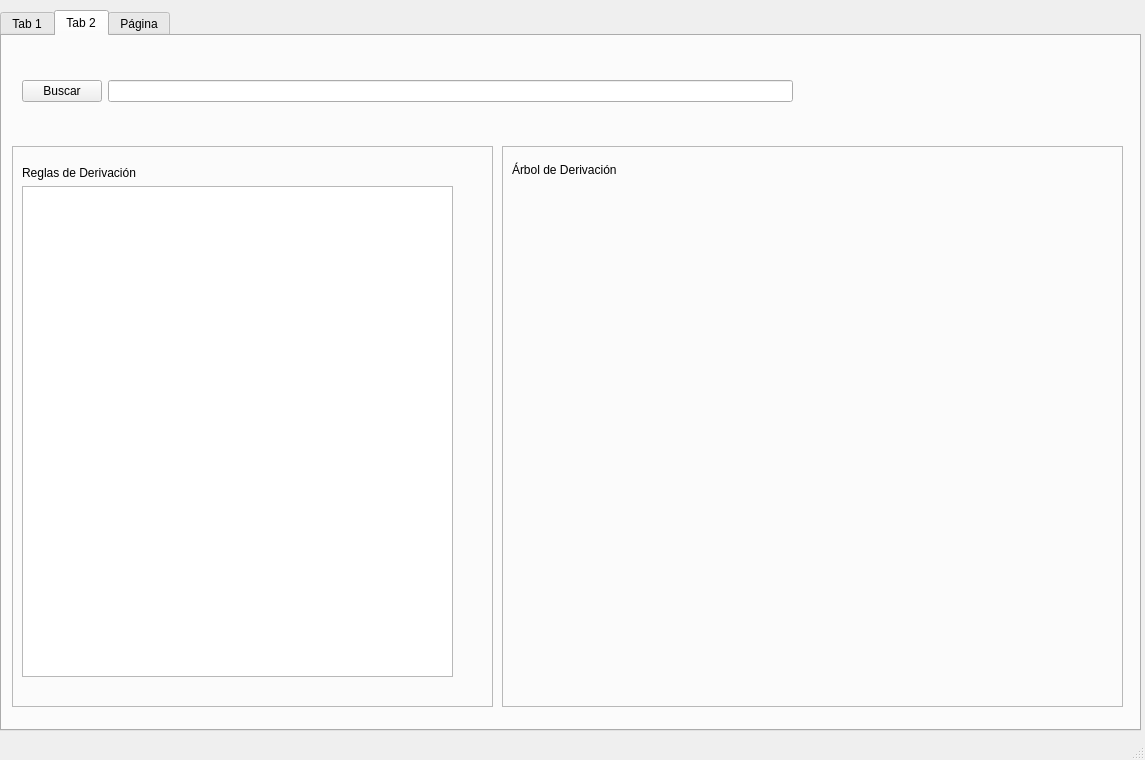
Above: views/compiler.ui from DanielSajvin/primera_fase_compilador before the change. Below: the same form after it.
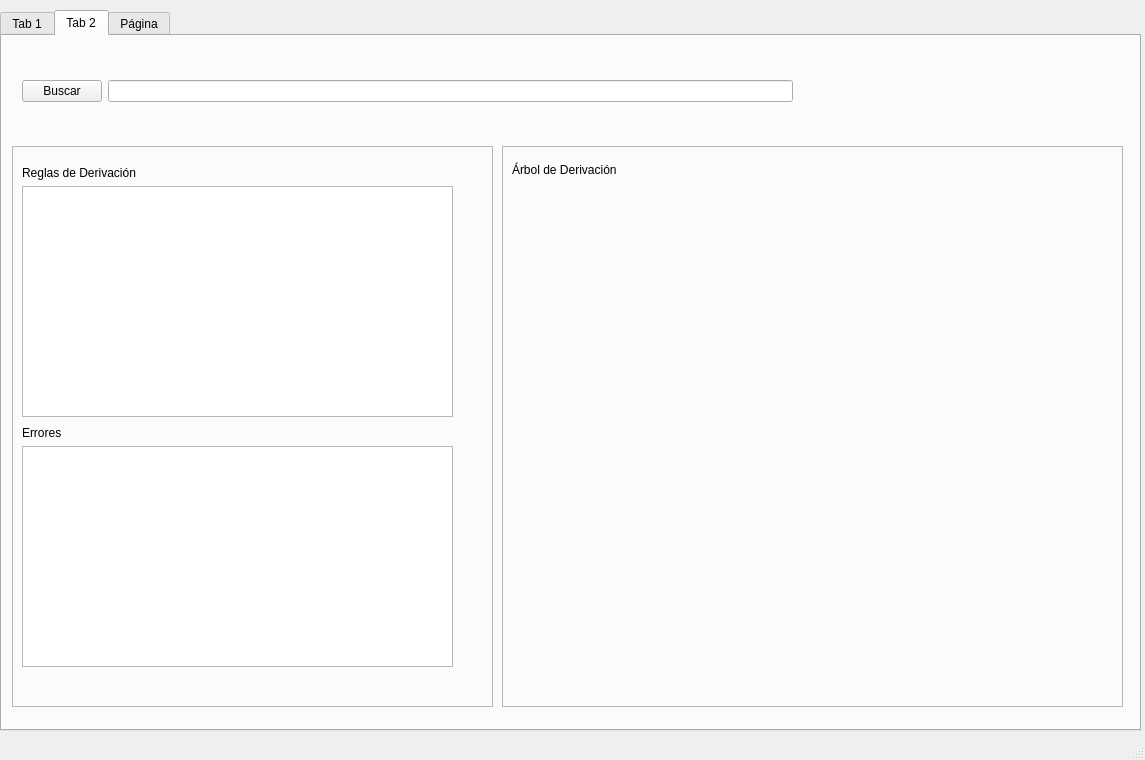
That is the form after the change.

Commit message: Segunda fase implementada con UI (parser)

```diff
--- a/views/compiler.ui
+++ b/views/compiler.ui
@@ -322,13 +322,13 @@
       <property name="frameShadow">
        <enum>QFrame::Raised</enum>
       </property>
-      <widget class="QWidget" name="">
+      <widget class="QWidget" name="layoutWidget">
        <property name="geometry">
         <rect>
          <x>10</x>
          <y>20</y>
          <width>431</width>
-         <height>511</height>
+         <height>251</height>
         </rect>
        </property>
        <layout class="QVBoxLayout" name="verticalLayout_6">
@@ -347,6 +347,31 @@
         </item>
        </layout>
       </widget>
+      <widget class="QWidget" name="layoutWidget">
+       <property name="geometry">
+        <rect>
+         <x>10</x>
+         <y>280</y>
+         <width>431</width>
+         <height>241</height>
+        </rect>
+       </property>
+       <layout class="QVBoxLayout" name="verticalLayout_7">
+        <item>
+         <widget class="QLabel" name="label_8">
+          <property name="styleSheet">
+           <string notr="true">font: 14pt &quot;MS Shell Dlg 2&quot;;</string>
+          </property>
+          <property name="text">
+           <string>Errores</string>
+          </property>
+         </widget>
+        </item>
+        <item>
+         <widget class="QTextEdit" name="txt_fuente_3"/>
+        </item>
+       </layout>
+      </widget>
      </widget>
      <widget class="QFrame" name="frame_5">
       <property name="geometry">
```
Left out of the diff: 12 changed lines with no effect on the pictures. The commit also changes 5 other files.
